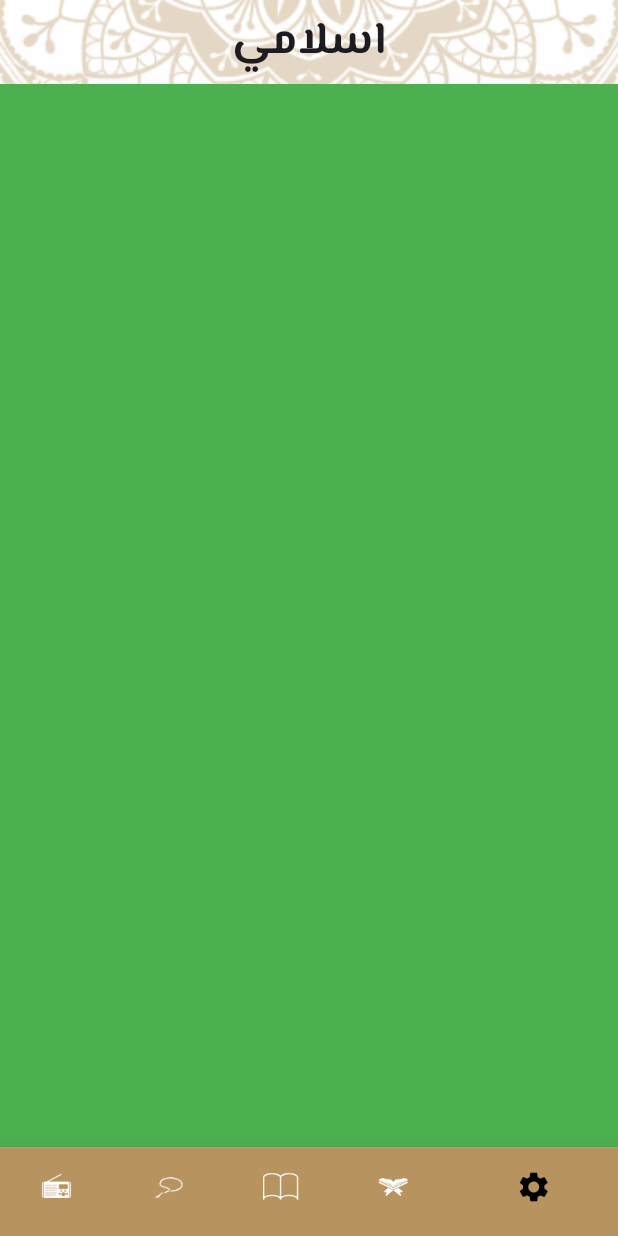
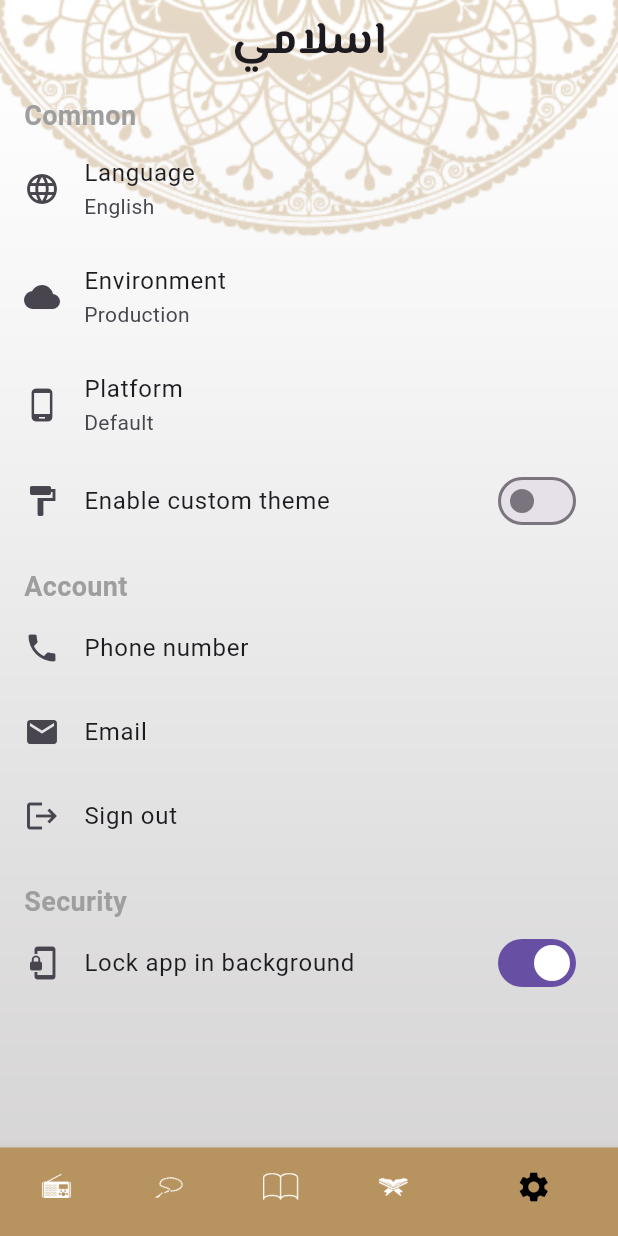
Before and after one commit to youssefemadeldn/Islami-App, a Flutter app: the screen it shows after launch, item 5 of the bottom bar chosen, on a phone screen of 412 x 824 dp. Run offline on Flutter 3.47's test engine with Material 3 defaults, Android fonts, the phone set to English and light mode, and no system bars; our stand-ins replace google_fonts.

Commit message:
finish Ui of setting tab

```diff
--- a/lib/widgets/setting_tab.dart
+++ b/lib/widgets/setting_tab.dart
@@ -5,8 +5,180 @@ class SettingTab extends StatelessWidget {
 
   @override
   Widget build(BuildContext context) {
-    return Container(
-      color: Colors.green,
+    return ListView(
+      children: [
+        SettingsSection(
+          title: 'Common',
+          tiles: [
+            SettingsTile(
+              icon: Icons.language,
+              title: 'Language',
+              subtitle: 'English',
+              onTap: () {
+                // Handle tap
+              },
+            ),
+            SettingsTile(
+              icon: Icons.cloud,
+              title: 'Environment',
+              subtitle: 'Production',
+              onTap: () {
+                // Handle tap
+              },
+            ),
+            SettingsTile(
+              icon: Icons.phone_android,
+              title: 'Platform',
+              subtitle: 'Default',
+              onTap: () {
+                // Handle tap
+              },
+            ),
+            SwitchSettingsTile(
+              icon: Icons.format_paint,
+              title: 'Enable custom theme',
+              value: false,
+              onChanged: (bool l) {},
+            ),
+          ],
+        ),
+        SettingsSection(
+          title: 'Account',
+          tiles: [
+            SettingsTile(
+              icon: Icons.phone,
+              title: 'Phone number',
+              onTap: () {
+                // Handle tap
+              },
+            ),
+            SettingsTile(
+              icon: Icons.email,
+              title: 'Email',
+              onTap: () {
+                // Handle tap
+              },
+            ),
+            SettingsTile(
+              icon: Icons.logout,
+              title: 'Sign out',
+              onTap: () {
+                // Handle tap
+              },
+            ),
+          ],
+        ),
+        SettingsSection(
+          title: 'Security',
+          tiles: [
+            SwitchSettingsTile(
+              icon: Icons.phonelink_lock,
+              title: 'Lock app in background',
+              value: true,
+              onChanged: (bool value) {
+                // Handle switch change
+              },
+            ),
+          ],
+        ),
+      ],
     );
   }
 }
+
+class SettingsSection extends StatelessWidget {
+  final String title;
+  final List<Widget> tiles;
+
+  const SettingsSection({super.key, required this.title, required this.tiles});
+
+  @override
+  Widget build(BuildContext context) {
+    return Padding(
+      padding: const EdgeInsets.symmetric(vertical: 8.0),
+      child: Column(
+        crossAxisAlignment: CrossAxisAlignment.start,
+        children: [
+          Padding(
+            padding: const EdgeInsets.symmetric(horizontal: 16.0),
+            child: Text(
+              title,
+              style: const TextStyle(
+                color: Colors.grey,
+                fontSize: 18.0,
+                fontWeight: FontWeight.bold,
+              ),
+            ),
+          ),
+          ...tiles,
+        ],
+      ),
+    );
+  }
+}
+
+class SettingsTile extends StatelessWidget {
+  final IconData icon;
+  final String title;
+  final String? subtitle;
+  final VoidCallback? onTap;
+
+  const SettingsTile(
+      {required this.icon, required this.title, this.subtitle, this.onTap});
+
+  @override
+  Widget build(BuildContext context) {
+    return ListTile(
+      leading: Icon(icon),
+      title: Text(title),
+      subtitle: subtitle != null ? Text(subtitle!) : null,
+      onTap: onTap,
+    );
+  }
+}
+
+class SwitchSettingsTile extends StatefulWidget {
+  final IconData icon;
+  final String title;
+  final bool value;
+  final ValueChanged<bool> onChanged;
+
+  const SwitchSettingsTile(
+      {super.key,
+      required this.icon,
+      required this.title,
+      required this.value,
+      required this.onChanged});
+
+  @override
+  _SwitchSettingsTileState createState() => _SwitchSettingsTileState();
+}
+
+class _SwitchSettingsTileState extends State<SwitchSettingsTile> {
+  bool _currentValue;
+
+  _SwitchSettingsTileState() : _currentValue = false;
+
+  @override
+  void initState() {
+    super.initState();
+    _currentValue = widget.value;
+  }
+
+  @override
+  Widget build(BuildContext context) {
+    return ListTile(
+      leading: Icon(widget.icon),
+      title: Text(widget.title),
+      trailing: Switch(
+        value: _currentValue,
+        onChanged: (bool value) {
+          setState(() {
+            _currentValue = value;
+          });
+          widget.onChanged(value);
+        },
+      ),
+    );
+  }
+}
```
